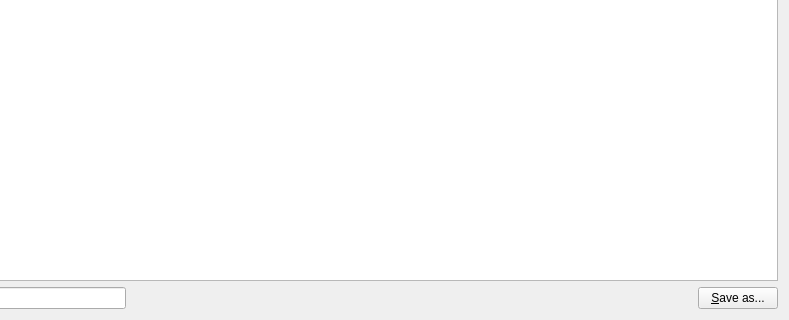
Above: app/messagewindow.ui from DarkHobbit/doublecontact before the change; both pictures show x 451 to 1240 and y 300 to 620 of the 1240 by 620 pixel window. Below: the same form after it.
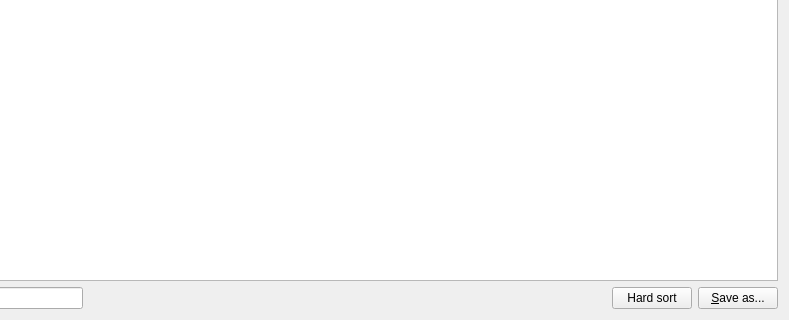
That is the form after the change.

Commit message: SMS hard sort added

What changed in the file:
```diff
--- a/app/messagewindow.ui
+++ b/app/messagewindow.ui
@@ -162,6 +162,13 @@
        </property>
       </spacer>
      </item>
+     <item>
+      <widget class="QPushButton" name="btnHardSort">
+       <property name="text">
+        <string>Hard sort</string>
+       </property>
+      </widget>
+     </item>
      <item>
       <widget class="QPushButton" name="btnSaveAs">
        <property name="text">
```
The commit also changes 20 other files.
